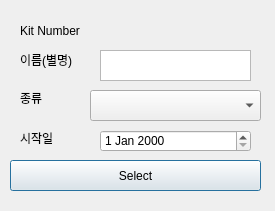
Old version of the form GUI/userKitRentalDetail.ui in the repository addinedu-ros-8th/iot-repo-6.
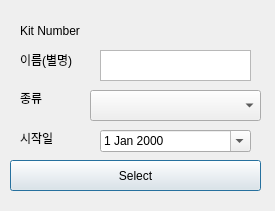
New version of the form.

Diff of the .ui file:
```diff
--- a/GUI/userKitRentalDetail.ui
+++ b/GUI/userKitRentalDetail.ui
@@ -58,6 +58,9 @@
      <height>22</height>
     </rect>
    </property>
+   <property name="calendarPopup">
+    <bool>true</bool>
+   </property>
   </widget>
   <widget class="QTextEdit" name="textEdit">
    <property name="geometry">
```
